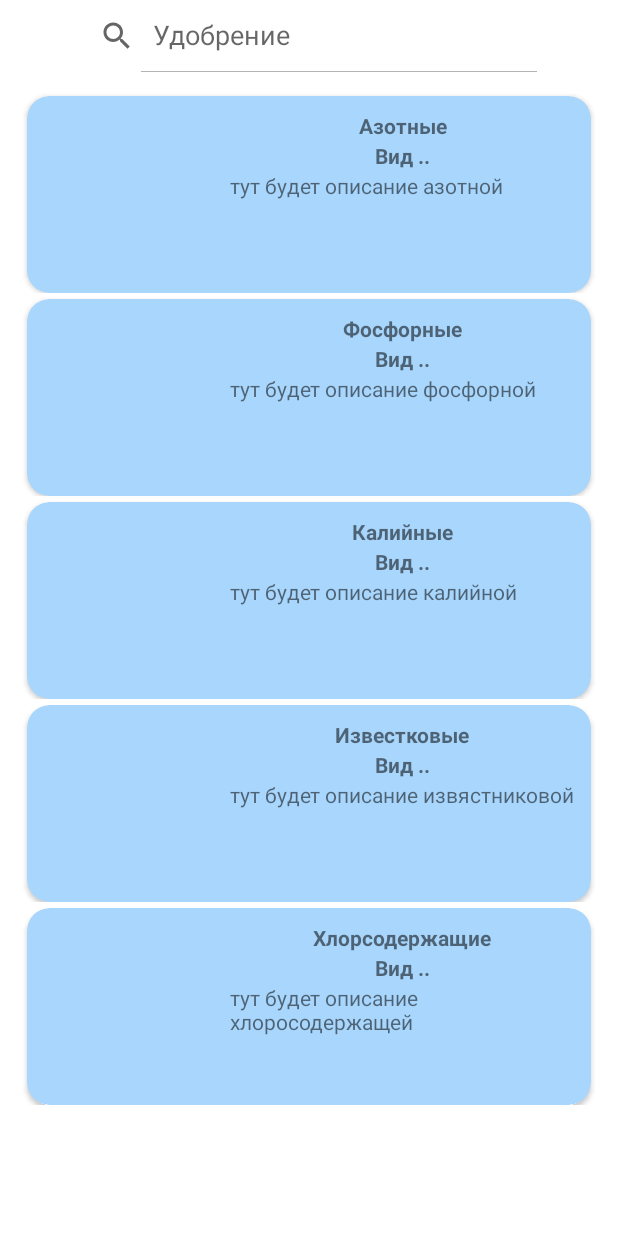
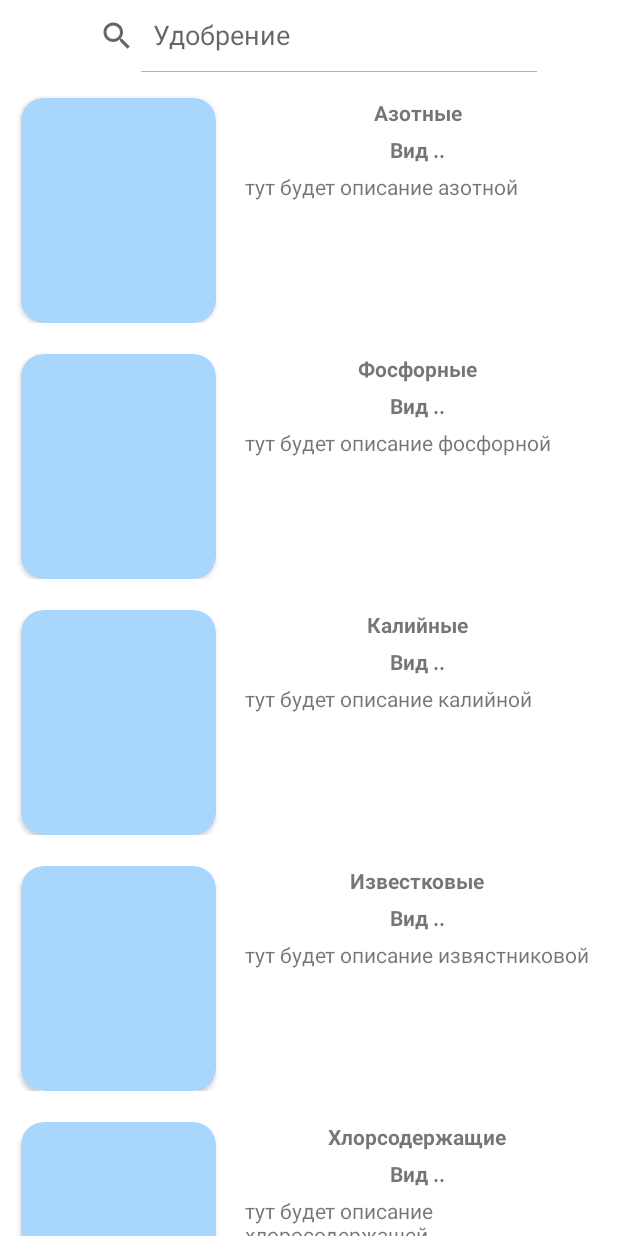
Before and after one commit to prolapsed-kneecap/Siberia, an Android app: the FertilizersFragment screen opened through its navigation route, on a phone screen of 412 x 824 dp. Run offline under Robolectric (Android 15) with nearby library versions, the phone set to English and light mode, and no system bars; libraries missing offline, so code that uses them is left out: com.getkeepsafe.taptargetview, uk.co.samuelwall; 1 statement that could not run was skipped.

Commit message:
change cardview style

```diff
--- a/app/src/main/res/layout/fragment_culture_list.xml
+++ b/app/src/main/res/layout/fragment_culture_list.xml
@@ -11,11 +11,11 @@
         android:id="@+id/cultureCardView"
         android:layout_width="130dp"
         android:layout_height="150dp"
-        android:layout_marginTop="4dp"
+        android:layout_marginTop="5dp"
         android:backgroundTint="@color/FieldBackground"
         app:cardCornerRadius="15dp"
         app:layout_constraintEnd_toEndOf="parent"
-        app:layout_constraintHorizontal_bias="0.04"
+        app:layout_constraintHorizontal_bias="0.05"
         app:layout_constraintStart_toStartOf="parent"
         app:layout_constraintTop_toTopOf="parent">
 
@@ -34,7 +34,7 @@
         android:id="@+id/culturesNameTextView"
         android:layout_width="250dp"
         android:layout_height="wrap_content"
-        android:layout_marginTop="10dp"
+        android:layout_marginTop="5dp"
         android:gravity="center"
         android:text="*Имя культуры не указано*"
 
--- a/app/src/main/res/layout/fragment_fertilizers_list.xml
+++ b/app/src/main/res/layout/fragment_fertilizers_list.xml
@@ -4,54 +4,62 @@
     xmlns:app="http://schemas.android.com/apk/res-auto"
     xmlns:tools="http://schemas.android.com/tools"
     android:layout_width="match_parent"
-    android:layout_height="wrap_content">
+    android:layout_height="wrap_content"
+    android:paddingBottom="15dp">
 
     <androidx.cardview.widget.CardView
         android:id="@+id/fertilizersCardView"
-        android:layout_width="376dp"
-        android:layout_height="131dp"
-        android:layout_marginTop="4dp"
+        android:layout_width="130dp"
+        android:layout_height="150dp"
+        android:layout_marginTop="5dp"
         android:backgroundTint="@color/FieldBackground"
         app:cardCornerRadius="15dp"
         app:layout_constraintEnd_toEndOf="parent"
+        app:layout_constraintHorizontal_bias="0.05"
         app:layout_constraintStart_toStartOf="parent"
         app:layout_constraintTop_toTopOf="parent">
 
         <ImageView
             android:id="@+id/fertilizerRes"
-            android:layout_width="125dp"
+            android:layout_width="match_parent"
             android:layout_height="match_parent"
             android:scaleType="centerCrop" />
+    </androidx.cardview.widget.CardView>
 
     <TextView
         android:id="@+id/fertilizersNameTextView"
         android:layout_width="250dp"
         android:layout_height="wrap_content"
-            android:layout_marginStart="125dp"
-            android:layout_marginTop="10dp"
+        android:layout_marginTop="5dp"
         android:gravity="center"
         android:text="*Имя ثمتوافغلاف*"
-            android:textStyle="bold" />
+        android:textStyle="bold"
+        app:layout_constraintEnd_toEndOf="parent"
+        app:layout_constraintStart_toEndOf="@+id/fertilizersCardView"
+        app:layout_constraintTop_toTopOf="parent" />
 
     <TextView
         android:id="@+id/family"
         android:layout_width="250dp"
         android:layout_height="wrap_content"
-            android:layout_marginStart="125dp"
-            android:layout_marginTop="30dp"
+        android:layout_marginTop="5dp"
+        android:gravity="center"
         android:paddingLeft="10dp"
-            android:gravity="center"
         android:paddingRight="10dp"
         android:text="Вид "
-            android:textStyle="bold" />
+        android:textStyle="bold"
+        app:layout_constraintEnd_toEndOf="parent"
+        app:layout_constraintStart_toEndOf="@+id/fertilizersCardView"
+        app:layout_constraintTop_toBottomOf="@+id/fertilizersNameTextView" />
 
     <TextView
         android:id="@+id/description"
         android:layout_width="250dp"
         android:layout_height="wrap_content"
-            android:layout_marginStart="125dp"
-            android:layout_marginTop="50dp"
+        android:layout_marginTop="5dp"
         android:paddingLeft="10dp"
-            android:paddingRight="10dp" />
-    </androidx.cardview.widget.CardView>
+        android:paddingRight="10dp"
+        app:layout_constraintEnd_toEndOf="parent"
+        app:layout_constraintStart_toEndOf="@+id/fertilizersCardView"
+        app:layout_constraintTop_toBottomOf="@+id/family" />
 </androidx.constraintlayout.widget.ConstraintLayout>
```
Also changed, not shown: app/src/main/res/layout/fragment_techs_list.xml (+25 -19 lines). Lines whose indentation alone changed are shown as unchanged.
